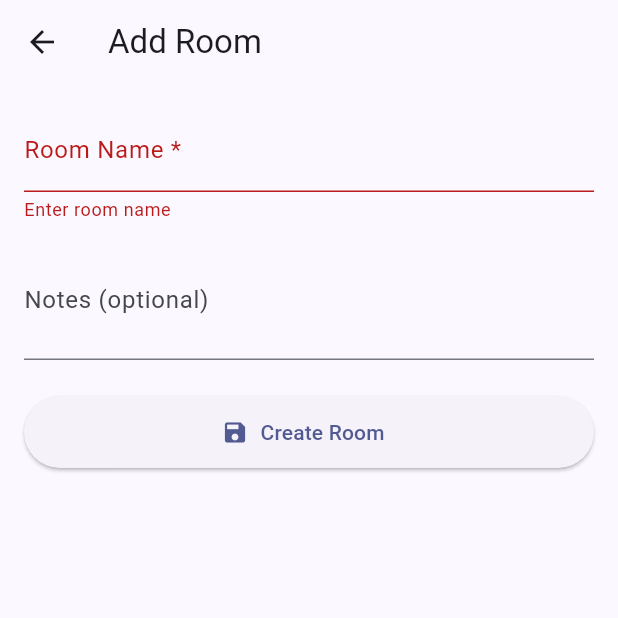
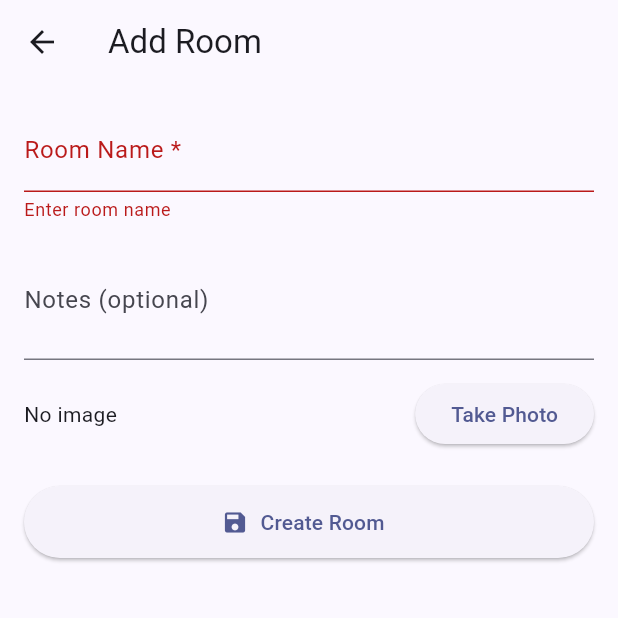
Before and after one commit to KaveeshaM/Interior-Quoting-App-Flutter, a Flutter app: the EditRoomScreen screen opened directly with empty values, after a tap on "Create Room", on a phone screen of 412 x 824 dp, the top half of it. Run offline on Flutter 3.47's test engine with Material 3 defaults, Android fonts, the phone set to English and light mode, and no system bars; our stand-ins replace cloud_firestore, firebase_core, firebase_storage, image_picker, share_plus; accounts and stored records are empty; statements that could not run were skipped; project files that could hold a hidden picture were left out.

Commit message:
set camera feature

```diff
--- a/quoteapp/lib/providers/house_provider.dart
+++ b/quoteapp/lib/providers/house_provider.dart
@@ -73,7 +73,6 @@ class HouseProvider extends ChangeNotifier {
       await _housesCollection.doc(houseId).delete();
       await fetchHouses(); // refresh the list
     } catch (e) {
-      debugPrint('Error deleting house: $e');
       rethrow;
     } finally {
       _isLoading = false;
--- a/quoteapp/lib/screens/edit_room_screen.dart
+++ b/quoteapp/lib/screens/edit_room_screen.dart
@@ -1,12 +1,14 @@
+import 'dart:io';
 import 'package:flutter/material.dart';
+import 'package:image_picker/image_picker.dart';
 import 'package:provider/provider.dart';
+import 'package:firebase_storage/firebase_storage.dart';
 import '../models/room.dart';
 import '../providers/room_provider.dart';
 
 class EditRoomScreen extends StatefulWidget {
   final String houseId;
   final Room? room;
-
   const EditRoomScreen({super.key, required this.houseId, this.room});
 
   @override
@@ -18,12 +20,16 @@ class _EditRoomScreenState extends State<EditRoomScreen> {
   late TextEditingController _nameController;
   late TextEditingController _notesController;
   bool _isSaving = false;
+  bool isUploadingImage = false;
+  File? imageFile;
+  String? imageUrl;
 
   @override
   void initState() {
     super.initState();
     _nameController = TextEditingController(text: widget.room?.name ?? '');
     _notesController = TextEditingController(text: widget.room?.notes ?? '');
+    imageUrl = widget.room?.imageUrl;
   }
 
   @override
@@ -33,28 +39,80 @@ class _EditRoomScreenState extends State<EditRoomScreen> {
     super.dispose();
   }
 
+  Future<void> _pickImage() async {
+    final picker = ImagePicker();
+    final XFile? pickedFile = await picker.pickImage(
+      source: ImageSource.gallery,
+    );
+    if (pickedFile != null) {
+      final File file = File(pickedFile.path);
+      if (await file.exists()) {
+        setState(() {
+          imageFile = file;
+          imageUrl = null;
+        });
+      } else {
+        print('⚠️ Picked file does not exist');
+      }
+    }
+  }
+
+  Future<String?> _uploadImage(File imageFile) async {
+    try {
+      final fileName =
+          'rooms/${widget.houseId}/${DateTime.now().millisecondsSinceEpoch}.jpg';
+      final ref = FirebaseStorage.instance.ref(fileName);
+      await ref.putFile(imageFile);
+      return await ref.getDownloadURL();
+    } catch (e) {
+      print('Upload error: $e');
+      return null;
+    }
+  }
+
   Future<void> _save() async {
     if (!_formKey.currentState!.validate()) return;
     setState(() => _isSaving = true);
 
     try {
+      final name = _nameController.text.trim();
+      final notes = _notesController.text.trim().isEmpty
+          ? null
+          : _notesController.text.trim();
+
+      String? finalImageUrl = imageUrl;
+      if (imageFile != null) {
+        setState(() => isUploadingImage = true);
+        finalImageUrl = await _uploadImage(imageFile!);
+        setState(() => isUploadingImage = false);
+      }
+      if (finalImageUrl == null) {
+        // Upload failed – show error and abort save (or you could continue without image)
+        ScaffoldMessenger.of(context).showSnackBar(
+          const SnackBar(
+            content: Text('Image upload failed. Please try again.'),
+          ),
+        );
+        setState(() => _isSaving = false);
+        return;
+      }
+
       final provider = Provider.of<RoomProvider>(context, listen: false);
+
       if (widget.room == null) {
         await provider.addRoom(
           houseId: widget.houseId,
-          name: _nameController.text.trim(),
-          notes: _notesController.text.trim().isEmpty
-              ? null
-              : _notesController.text.trim(),
+          name: name,
+          notes: notes,
+          imageUrl: finalImageUrl,
         );
       } else {
         final updatedRoom = Room(
           id: widget.room!.id,
           houseId: widget.houseId,
-          name: _nameController.text.trim(),
-          notes: _notesController.text.trim().isEmpty
-              ? null
-              : _notesController.text.trim(),
+          name: name,
+          notes: notes,
+          imageUrl: finalImageUrl,
         );
         await provider.updateRoom(updatedRoom);
       }
@@ -96,6 +154,29 @@ class _EditRoomScreenState extends State<EditRoomScreen> {
                 ),
                 maxLines: 2,
               ),
+              const SizedBox(height: 12),
+              // Image
+              Row(
+                children: [
+                  Expanded(
+                    child: imageFile != null
+                        ? Image.file(imageFile!, height: 100, fit: BoxFit.cover)
+                        : imageUrl != null && imageUrl!.isNotEmpty
+                        ? Image.network(
+                            imageUrl!,
+                            height: 100,
+                            fit: BoxFit.cover,
+                          )
+                        : const Text('No image'),
+                  ),
+                  const SizedBox(width: 8),
+                  ElevatedButton(
+                    onPressed: _pickImage,
+                    child: const Text('Take Photo'),
+                  ),
+                ],
+              ),
+              if (isUploadingImage) const LinearProgressIndicator(),
               const SizedBox(height: 24),
               ElevatedButton.icon(
                 onPressed: _isSaving ? null : _save,
--- a/quoteapp/pubspec.yaml
+++ b/quoteapp/pubspec.yaml
@@ -40,6 +40,8 @@ dependencies:
   provider: ^6.1.5+1
   http: ^1.2.0
   share_plus: ^11.1.0
+  image_picker: ^1.1.2
+  firebase_storage: ^13.4.2
 
 dev_dependencies:
   flutter_test:
```
Also changed, not shown: quoteapp/lib/models/room.dart (+9 -1 lines), quoteapp/lib/providers/room_provider.dart (+2 -10 lines), quoteapp/lib/screens/quote_screen.dart (+5 -7 lines), quoteapp/pubspec.lock, 5 other files.
